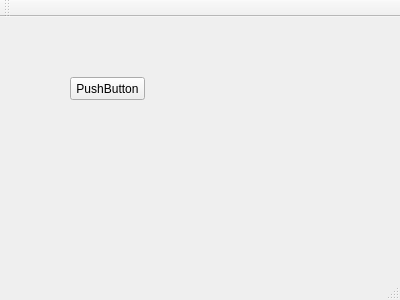
The window that mainwindow.ui (ccmorataya/qtGui) describes before a commit, drawn with Qt 5.
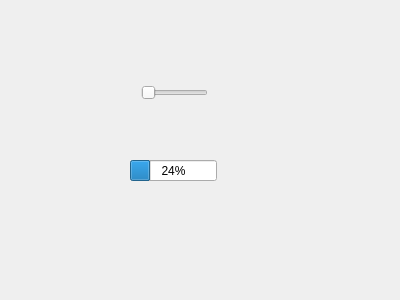
The same window after the commit.

Commit message: Connect elements programatically

Diff of the .ui file:
```diff
--- a/mainwindow.ui
+++ b/mainwindow.ui
@@ -14,19 +14,38 @@
    <string>MainWindow</string>
   </property>
   <widget class="QWidget" name="centralWidget">
-   <widget class="QPushButton" name="pushButton">
+   <widget class="QProgressBar" name="progressBar">
     <property name="geometry">
      <rect>
-      <x>70</x>
-      <y>60</y>
-      <width>75</width>
-      <height>23</height>
+      <x>130</x>
+      <y>160</y>
+      <width>87</width>
+      <height>21</height>
      </rect>
     </property>
-    <property name="text">
-     <string>PushButton</string>
+    <property name="value">
+     <number>24</number>
     </property>
    </widget>
+   <widget class="QWidget" name="">
+    <property name="geometry">
+     <rect>
+      <x>130</x>
+      <y>70</y>
+      <width>89</width>
+      <height>45</height>
+     </rect>
+    </property>
+    <layout class="QVBoxLayout" name="verticalLayout">
+     <item>
+      <widget class="QSlider" name="horizontalSlider">
+       <property name="orientation">
+        <enum>Qt::Horizontal</enum>
+       </property>
+      </widget>
+     </item>
+    </layout>
+   </widget>
   </widget>
   <widget class="QMenuBar" name="menuBar">
    <property name="geometry">
@@ -38,15 +57,6 @@
     </rect>
    </property>
   </widget>
-  <widget class="QToolBar" name="mainToolBar">
-   <attribute name="toolBarArea">
-    <enum>TopToolBarArea</enum>
-   </attribute>
-   <attribute name="toolBarBreak">
-    <bool>false</bool>
-   </attribute>
-  </widget>
-  <widget class="QStatusBar" name="statusBar"/>
  </widget>
  <layoutdefault spacing="6" margin="11"/>
  <resources/>
```
Left out of the diff: 19 changed lines with no effect on the pictures. The commit also changes 1 other file.
